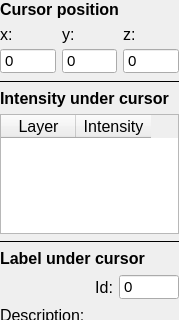
First picture: the form in GUI/Qt/Components/CursorInspector.ui, repository pyushkevich/itksnap, before the edit; both pictures show x 0 to 179 and y 0 to 320 of the 179 by 527 pixel window.
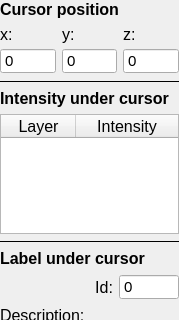
Second picture: the form after the edit.

```diff
--- a/GUI/Qt/Components/CursorInspector.ui
+++ b/GUI/Qt/Components/CursorInspector.ui
@@ -185,6 +185,9 @@
      <attribute name="horizontalHeaderDefaultSectionSize">
       <number>75</number>
      </attribute>
+     <attribute name="horizontalHeaderStretchLastSection">
+      <bool>true</bool>
+     </attribute>
      <attribute name="verticalHeaderVisible">
       <bool>false</bool>
      </attribute>
```
Left out of the diff: 3 changed lines with no effect on the pictures.
